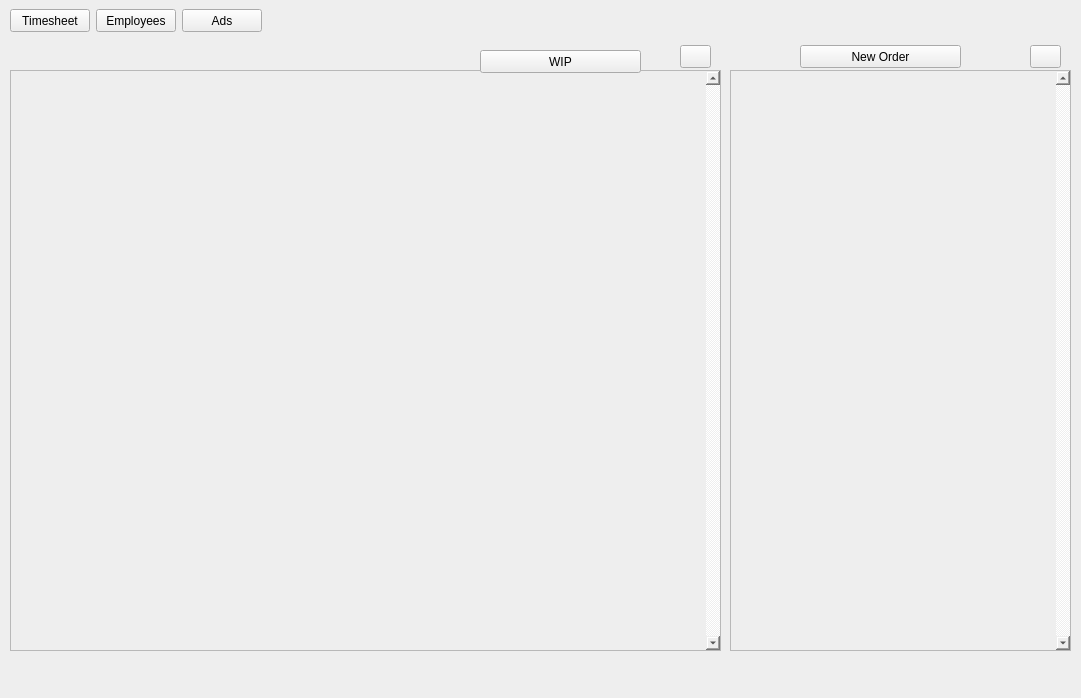
Old version of the form MotorcycleDealership.ui in the repository jordynmarlow/SoftwareEngineering.
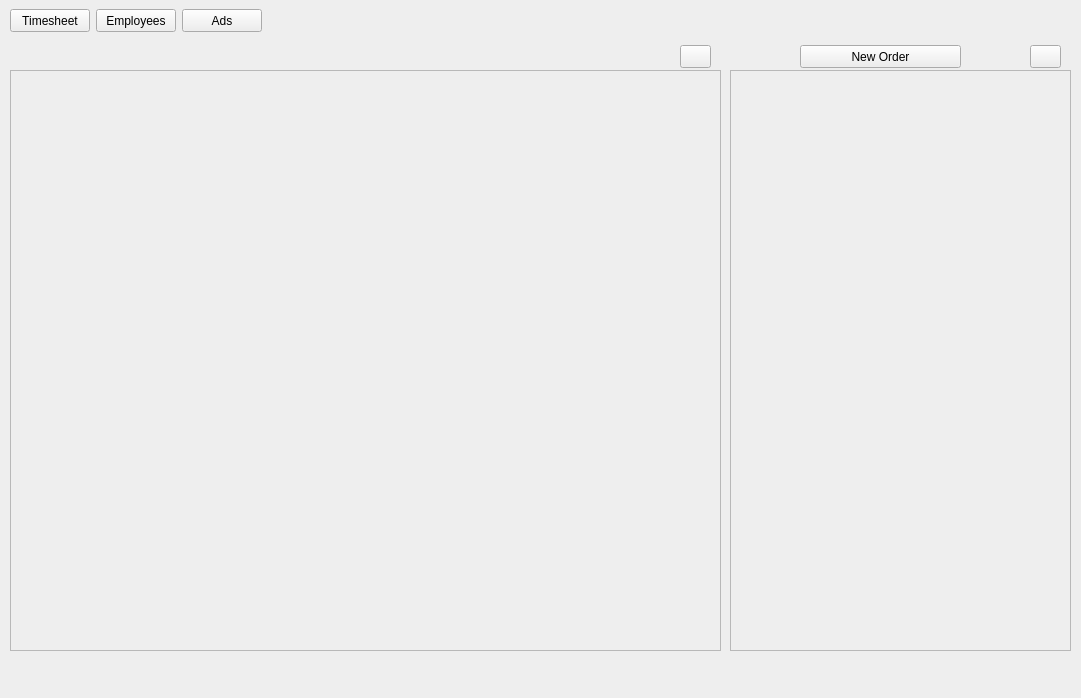
New version of the form. Icons and pictures are not drawn.

Commit message:
Inventory and Orders list functionality
Orders list still needs work but it's dependent on other tasks

What changed in the file:
```diff
--- a/MotorcycleDealership.ui
+++ b/MotorcycleDealership.ui
@@ -176,7 +176,7 @@
       <normaloff>images/filter.png</normaloff>images/filter.png</iconset>
     </property>
    </widget>
-   <widget class="QScrollArea" name="inventory_scroll_area">
+   <widget class="QListWidget" name="inventory_list">
     <property name="geometry">
      <rect>
       <x>10</x>
@@ -185,49 +185,8 @@
       <height>581</height>
      </rect>
     </property>
-    <property name="minimumSize">
-     <size>
-      <width>711</width>
-      <height>581</height>
-     </size>
-    </property>
-    <property name="verticalScrollBarPolicy">
-     <enum>Qt::ScrollBarAlwaysOn</enum>
-    </property>
-    <property name="widgetResizable">
-     <bool>true</bool>
-    </property>
-    <widget class="QWidget" name="inventory_list">
-     <property name="geometry">
-      <rect>
-       <x>0</x>
-       <y>0</y>
-       <width>693</width>
-       <height>579</height>
-      </rect>
-     </property>
-     <layout class="QVBoxLayout" name="verticalLayout">
-      <item>
-       <layout class="QVBoxLayout" name="inventory_layout">
-        <item>
-         <spacer name="end_inventory">
-          <property name="orientation">
-           <enum>Qt::Vertical</enum>
-          </property>
-          <property name="sizeHint" stdset="0">
-           <size>
-            <width>20</width>
-            <height>40</height>
-           </size>
-          </property>
-         </spacer>
-        </item>
-       </layout>
-      </item>
-     </layout>
-    </widget>
    </widget>
-   <widget class="QScrollArea" name="order_scroll_area">
+   <widget class="QListWidget" name="orders_list">
     <property name="geometry">
      <rect>
       <x>730</x>
@@ -236,60 +195,6 @@
       <height>581</height>
      </rect>
     </property>
-    <property name="minimumSize">
-     <size>
-      <width>341</width>
-      <height>581</height>
-     </size>
-    </property>
-    <property name="verticalScrollBarPolicy">
-     <enum>Qt::ScrollBarAlwaysOn</enum>
-    </property>
-    <property name="widgetResizable">
-     <bool>true</bool>
-    </property>
-    <widget class="QWidget" name="order_list">
-     <property name="geometry">
-      <rect>
-       <x>0</x>
-       <y>0</y>
-       <width>323</width>
-       <height>579</height>
-      </rect>
-     </property>
-     <layout class="QVBoxLayout" name="verticalLayout_2">
-      <item>
-       <layout class="QVBoxLayout" name="order_layout">
-        <item>
-         <spacer name="end_order">
-          <property name="orientation">
-           <enum>Qt::Vertical</enum>
-          </property>
-          <property name="sizeHint" stdset="0">
-           <size>
-            <width>20</width>
-            <height>40</height>
-           </size>
-          </property>
-         </spacer>
-        </item>
-       </layout>
-      </item>
-     </layout>
-    </widget>
-   </widget>
-   <widget class="QPushButton" name="wip_bt">
-    <property name="geometry">
-     <rect>
-      <x>480</x>
-      <y>50</y>
-      <width>161</width>
-      <height>23</height>
-     </rect>
-    </property>
-    <property name="text">
-     <string>WIP</string>
-    </property>
    </widget>
    <zorder>widget</zorder>
    <zorder>filter_inventory_bt</zorder>
```
Left out of the diff: 7 changed lines with no effect on the pictures. The commit also changes 5 other files.
